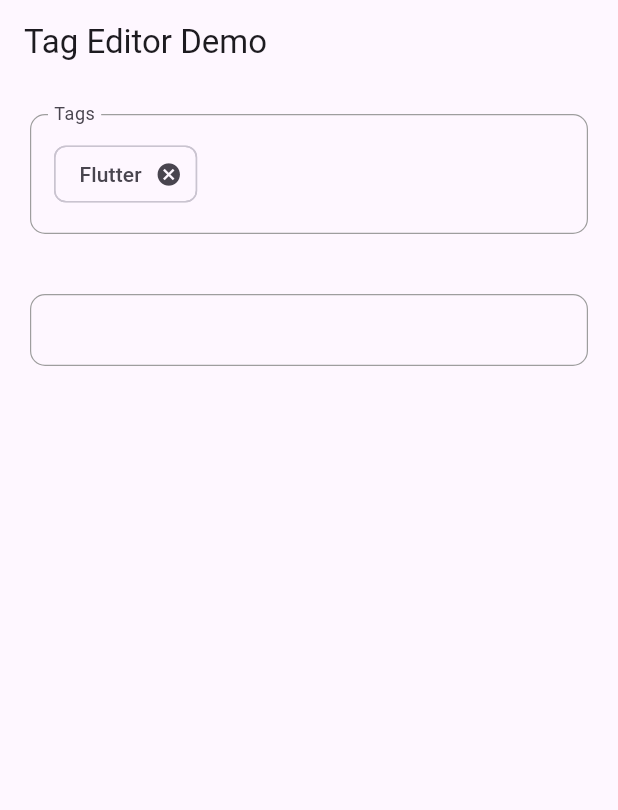
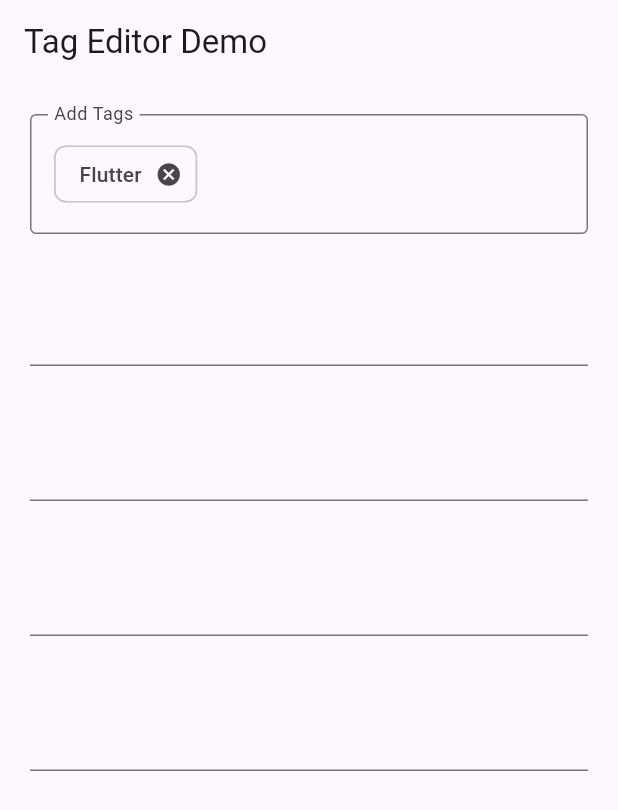
Before and after one commit to muneebahmad0600/autocomplete_tag_editor, a Flutter app: the screen it shows after launch, on a phone screen of 412 x 824 dp. Shown: the top 810 px of the screen. Run offline on Flutter 3.47's test engine with Material 3 defaults, Android fonts, the phone set to English and light mode, and no system bars.

Commit message:
UI customization options added.

```diff
--- a/example/lib/main.dart
+++ b/example/lib/main.dart
@@ -46,41 +46,77 @@ class MyApp extends StatelessWidget {
             child: Column(
               children: [
                 // String example
-                AutoCompleteTagEditor<String?>(
+                AutoCompleteTagEditor<String>(
                   suggestions: ['Flutter', 'Dart', 'Firebase'],
+                  value: const ['Flutter'],
+                  displayValueBuilder: (option) => option,
+                  allowCustomTags: true,
+                  onTagsChanged: (tags) => debugPrint('Selected tags: $tags'),
                   inputDecoration: InputDecoration(
-                    border: kInputBorder,
-                    focusedBorder: kFocusedBorder,
-                    enabledBorder: kEnabledBorder,
-                    labelStyle: TextStyle(fontSize: 16.0),
-                    hintStyle: TextStyle(fontSize: 10.0),
-                    label: Text('Tags'),
+                    labelText: 'Add Tags',
+                    border: OutlineInputBorder(),
                   ),
-                  value: ['Flutter'],
-                  displayValueBuilder: (option) => option ?? '',
-                  allowCustomTags: true,
-                  onCreateCustomTag: (input) => input,
-                  onTagsChanged: (value) => print('Custom tag: $value'),
                 ),
                 const SizedBox(height: 40),
 
                 // Custom type example
-                // AutoCompleteTagEditor<TagData?>(
-                //   tags: [TagData('1', 'Mobile'), TagData('2', 'Web')],
-                //   initialData: [],
-                //   displayStringForOption: (option) => option?.name ?? '',
-                //   onCreateCustomTag: (input) => TagData(Uuid().v4(), input),
-                //   allowCustomTags: true,
-                // ),
-                TextField(
-                  decoration: InputDecoration(
-                    border: kInputBorder,
-                    focusedBorder: kFocusedBorder,
-                    enabledBorder: kEnabledBorder,
-                    labelStyle: TextStyle(fontSize: 16.0),
-                    hintStyle: TextStyle(fontSize: 10.0),
-                    isDense: true,
-                  ),
+                AutoCompleteTagEditor<TagData>(
+                  suggestions: [TagData('1', 'Mobile'), TagData('2', 'Web')],
+                  value: const [],
+                  displayValueBuilder: (option) => option.name,
+                  allowCustomTags: true,
+                  onCreateCustomTag: (input) => TagData(Uuid().v4(), input),
+                ),
+                const SizedBox(height: 40),
+
+                // Custom Tag Design
+                AutoCompleteTagEditor<String>(
+                  tagBuilder:
+                      (context, tag, onDeleted) => Container(
+                        padding: const EdgeInsets.symmetric(
+                          horizontal: 8,
+                          vertical: 4,
+                        ),
+                        decoration: BoxDecoration(
+                          color: Colors.blue[100],
+                          borderRadius: BorderRadius.circular(16),
+                        ),
+                        child: Row(
+                          mainAxisSize: MainAxisSize.min,
+                          children: [
+                            Text(tag),
+                            IconButton(
+                              icon: const Icon(Icons.close, size: 16),
+                              onPressed: onDeleted,
+                            ),
+                          ],
+                        ),
+                      ),
+                ),
+                const SizedBox(height: 40),
+
+                // Custom Suggestion Design
+                AutoCompleteTagEditor<String>(
+                  suggestionItemBuilder:
+                      (context, suggestion, onSelected) => Card(
+                        child: ListTile(
+                          leading: const Icon(Icons.tag),
+                          title: Text(suggestion),
+                          trailing: const Icon(Icons.add_circle),
+                          onTap: onSelected,
+                        ),
+                      ),
+                ),
+                const SizedBox(height: 40),
+
+                // Custom Filter Logic
+                AutoCompleteTagEditor<String>(
+                  suggestionFilter: (suggestion, query) {
+                    // Implement custom filtering logic
+                    return suggestion.toLowerCase().startsWith(
+                      query.toLowerCase(),
+                    );
+                  },
                 ),
               ],
             ),
--- a/lib/autocomplete_tag_editor.dart
+++ b/lib/autocomplete_tag_editor.dart
@@ -1,68 +1,132 @@
+// Copyright 2023 https://github.com/muneebahmad0600. All rights reserved.
+// Use of this source code is governed by a MIT-style license that can be
+// found in the LICENSE file.
+
 import 'package:flutter/material.dart';
 
-/// Signature for building display strings from generic type [T]
+/// A comprehensive tag input widget with autocomplete suggestions and custom tag creation capabilities.
+///
+/// Features:
+/// - Supports both String and custom object types for tags
+/// - Automatic suggestions filtering as users type
+/// - Customizable tag chips and suggestion items
+/// - Dynamic overlay positioning
+/// - Custom tag creation with validation
+/// - Responsive layout with tag wrapping
+///
+/// Usage:
+/// - For String tags: Provide [suggestions] and set [allowCustomTags] as needed
+/// - For custom types: Implement [displayValueBuilder] and [onCreateCustomTag]
+/// - Customize appearance using [tagBuilder] and [suggestionItemBuilder]
+
+// region: Type Definitions
+/// Converts a [T] instance to its display string representation
 typedef DisplayValueBuilder<T> = String Function(T option);
 
-/// Signature for creating custom tags of type [T] from string input
+/// Creates a [T] instance from raw string input for custom tags
 typedef CreateCustomTag<T> = T Function(String input);
 
+/// Builds custom tag chip widgets
+typedef TagBuilder<T> =
+    Widget Function(BuildContext context, T tag, VoidCallback onDeleted);
+
+/// Builds custom suggestion list items
+typedef SuggestionItemBuilder<T> =
+    Widget Function(
+      BuildContext context,
+      T suggestion,
+      VoidCallback onSelected,
+    );
+
+/// Custom filter function for suggestions
+typedef SuggestionFilter<T> = bool Function(T suggestion, String query);
+// endregion
+
+// region: Main Widget
+/// A versatile tag input widget with autocomplete capabilities
 class AutoCompleteTagEditor<T> extends StatefulWidget {
-  /// List of available suggestions for autocomplete
+  /// Available suggestions for autocompletion
   final List<T> suggestions;
 
-  /// Initially selected tags
+  /// Initially selected tags when widget is first rendered
   final List<T> value;
 
-  /// Decoration for the input field
+  /// Decoration for the underlying input field
   final InputDecoration inputDecoration;
 
-  /// Called when the list of selected tags changes
+  /// Callback when the selected tags list changes
   final ValueChanged<List<T>>? onTagsChanged;
 
-  /// Converts [T] item to display string
-  final DisplayValueBuilder<T> displayValueBuilder;
+  /// Converts [T] to display string (required for non-String types)
+  final DisplayValueBuilder<T>? displayValueBuilder;
 
-  /// Whether to allow creating tags not in suggestions
+  /// Enables creation of tags not present in [suggestions]
   final bool allowCustomTags;
 
-  /// Creates [T] from custom string input. Required when [T] is not String
-  /// and [allowCustomTags] is true
+  /// Creates [T] from raw string input (required for non-String custom tags)
   final CreateCustomTag<T>? onCreateCustomTag;
+
+  /// Custom builder for tag chips
+  final TagBuilder<T>? tagBuilder;
+
+  /// Custom builder for suggestion list items
+  final SuggestionItemBuilder<T>? suggestionItemBuilder;
+
+  /// Custom filter logic for suggestions
+  final SuggestionFilter<T>? suggestionFilter;
 
   const AutoCompleteTagEditor({
     super.key,
-    required this.suggestions,
-    required this.value,
-    required this.displayValueBuilder,
+    this.suggestions = const [],
+    this.value = const [],
+    this.displayValueBuilder,
     this.inputDecoration = const InputDecoration(),
     this.allowCustomTags = false,
     this.onTagsChanged,
     this.onCreateCustomTag,
+    this.tagBuilder,
+    this.suggestionItemBuilder,
+    this.suggestionFilter,
   }) : assert(
          !allowCustomTags || T == String || onCreateCustomTag != null,
          'When using custom types with allowCustomTags=true, '
          'you must provide the onCreateCustomTag callback',
        ),
        assert(
-         T == String || onCreateCustomTag == null || allowCustomTags,
-         'onCreateCustomTag should only be provided when allowCustomTags=true',
+         T == String || displayValueBuilder != null,
+         'displayValueBuilder must be provided for non-String types',
        );
 
   @override
   AutoCompleteTagEditorState<T> createState() =>
       AutoCompleteTagEditorState<T>();
 }
+// endregion
 
+// region: Widget State
 class AutoCompleteTagEditorState<T> extends State<AutoCompleteTagEditor<T>> {
-  // Add a key for tracking the composited target
+  /// Key for tracking the widget's position in the layout
   final GlobalKey _compositedKey = GlobalKey();
+
+  /// Controller for the text input field
   final TextEditingController _controller = TextEditingController();
+
+  /// Focus node for managing input focus state
   final FocusNode _focusNode = FocusNode();
+
+  /// Layer link for connecting the widget to the overlay
   final LayerLink _layerLink = LayerLink();
+
+  /// List of currently selected tags
   final List<T> _selectedTags = [];
+
+  /// Duration for overlay animations
   final Duration _animationDuration = const Duration(milliseconds: 200);
 
+  /// Overlay entry for the suggestions list
   OverlayEntry? _overlayEntry;
+
+  /// Current text input value
   String _currentInput = '';
 
   @override
@@ -91,7 +155,7 @@ class AutoCompleteTagEditorState<T> extends State<AutoCompleteTagEditor<T>> {
     }
   }
 
-  /// Handles focus changes and overlay visibility
+  /// Handles focus changes to show/hide suggestions overlay
   void _handleFocusChange() {
     if (_focusNode.hasFocus) {
       _showOverlay();
@@ -102,23 +166,22 @@ class AutoCompleteTagEditorState<T> extends State<AutoCompleteTagEditor<T>> {
     if (mounted) setState(() {});
   }
 
-  /// Shows suggestions overlay
+  /// Displays the suggestions overlay
   void _showOverlay() {
     _overlayEntry = _createOverlayEntry();
     Overlay.of(context).insert(_overlayEntry!);
   }
 
-  /// Hides suggestions overlay
+  /// Hides the suggestions overlay
   void _hideOverlay() {
     _overlayEntry?.remove();
     _overlayEntry = null;
   }
 
-  /// Creates overlay entry for suggestions list
+  /// Creates the overlay entry with dynamic positioning
   OverlayEntry _createOverlayEntry() {
     return OverlayEntry(
       builder: (context) {
-        // Get current render box position
         final renderBox =
             _compositedKey.currentContext?.findRenderObject() as RenderBox?;
         if (renderBox == null) return Container();
@@ -128,7 +191,7 @@ class AutoCompleteTagEditorState<T> extends State<AutoCompleteTagEditor<T>> {
 
         return Positioned(
           left: offset.dx,
-          top: offset.dy + size.height + 4, // 4px margin
+          top: offset.dy + size.height + 4,
           width: size.width,
           child: _buildSuggestions(),
         );
@@ -136,7 +199,7 @@ class AutoCompleteTagEditorState<T> extends State<AutoCompleteTagEditor<T>> {
     );
   }
 
-  /// Builds suggestions list widget
+  /// Builds the suggestions list widget
   Widget _buildSuggestions() {
     final suggestions = _getFilteredSuggestions();
 
@@ -152,12 +215,12 @@ class AutoCompleteTagEditorState<T> extends State<AutoCompleteTagEditor<T>> {
     );
   }
 
-  /// Determines if we should show the empty state prompting for new tag creation
+  /// Determines if empty state should be shown
   bool _shouldShowEmptyState(List<T> suggestions) {
     return _controller.text.isNotEmpty && suggestions.isEmpty;
   }
 
-  /// Builds empty state widget when no suggestions match
+  /// Builds the empty state widget
   Widget _buildEmptyState() {
     return Padding(
       padding: const EdgeInsets.all(8),
@@ -165,7 +228,7 @@ class AutoCompleteTagEditorState<T> extends State<AutoCompleteTagEditor<T>> {
     );
   }
 
-  /// Builds list of suggestion tiles
+  /// Builds the list of suggestion items
   Widget _buildSuggestionList(List<T> suggestions) {
     return ListView(
       padding: EdgeInsets.zero,
@@ -174,25 +237,40 @@ class AutoCompleteTagEditorState<T> extends State<AutoCompleteTagEditor<T>> {
     );
   }
 
-  /// Builds individual suggestion list tile
+  /// Builds individual suggestion list items
   Widget _buildSuggestionTile(T option) {
-    return ListTile(
+    return widget.suggestionItemBuilder?.call(
+          context,
+          option,
+          () => _addTag(option),
+        ) ??
+        ListTile(
           dense: true,
-      title: Text(widget.displayValueBuilder(option)),
+          title: Text(
+            widget.displayValueBuilder?.call(option) ?? option.toString(),
+          ),
           onTap: () => _addTag(option),
         );
   }
 
-  /// Filters suggestions based on current input and selected tags
+  /// Filters suggestions based on current input and selection
   List<T> _getFilteredSuggestions() {
     return widget.suggestions.where((tag) {
-      final tagText = widget.displayValueBuilder(tag).toLowerCase();
-      return !_selectedTags.contains(tag) &&
-          tagText.contains(_currentInput.toLowerCase());
+      if (_selectedTags.contains(tag)) return false;
+
+      return widget.suggestionFilter?.call(tag, _currentInput) ??
+          _defaultFilter(tag);
     }).toList();
   }
 
-  /// Adds tag to selection and updates state
+  /// Default filter using display values
+  bool _defaultFilter(T tag) {
+    final displayValue =
+        widget.displayValueBuilder?.call(tag) ?? tag.toString();
+    return displayValue.toLowerCase().contains(_currentInput.toLowerCase());
+  }
+
+  /// Adds a tag to the selection
   void _addTag(T tag) {
     setState(() {
       _selectedTags.add(tag);
@@ -202,11 +280,11 @@ class AutoCompleteTagEditorState<T> extends State<AutoCompleteTagEditor<T>> {
     _notifyTagsChanged();
     _focusNode.requestFocus();
     WidgetsBinding.instance.addPostFrameCallback((_) {
-      _overlayEntry?.markNeedsBuild(); // Force overlay reposition
+      _overlayEntry?.markNeedsBuild();
     });
   }
 
-  /// Handles text input changes and automatic tag creation
+  /// Handles text input changes
   void _handleTextInput(String text) {
     setState(() => _currentInput = text);
     _overlayEntry?.markNeedsBuild();
@@ -216,7 +294,7 @@ class AutoCompleteTagEditorState<T> extends State<AutoCompleteTagEditor<T>> {
     }
   }
 
-  /// Attempts to create tag from current input
+  /// Processes tag creation from text input
   void _handleTagCreation(String text) {
     if (text.isEmpty) return;
 
@@ -234,15 +312,17 @@ class AutoCompleteTagEditorState<T> extends State<AutoCompleteTagEditor<T>> {
   /// Finds existing tag matching input text
   T? _findExistingTag(String text) {
     try {
-      return widget.suggestions.firstWhere(
-        (tag) => widget.displayValueBuilder(tag) == text,
-      );
+      return widget.suggestions.firstWhere((tag) {
+        final displayValue =
+            widget.displayValueBuilder?.call(tag) ?? tag.toString();
+        return displayValue == text;
+      });
     } on StateError {
       return null;
     }
   }
 
-  /// Handles custom tag creation logic
+  /// Creates custom tag from input text
   void _createCustomTag(String text) {
     final tag =
         widget.onCreateCustomTag != null
@@ -252,7 +332,7 @@ class AutoCompleteTagEditorState<T> extends State<AutoCompleteTagEditor<T>> {
     _addTag(tag);
   }
 
-  /// Notifies parent of tag changes
+  /// Notifies parent widget about tag changes
   void _notifyTagsChanged() {
     widget.onTagsChanged?.call(List<T>.from(_selectedTags));
   }
@@ -280,31 +360,32 @@ class AutoCompleteTagEditorState<T> extends State<AutoCompleteTagEditor<T>> {
     );
   }
 
-  /// Handles tap gesture for focus management
+  /// Handles tap events to focus the input
   void _handleTap() {
     if (!_focusNode.hasFocus) {
       _focusNode.requestFocus();
     }
   }
 
-  /// Builds individual tag chip
+  /// Builds individual tag chips
   Widget _buildChip(T tag) {
-    return Chip(
-      label: Text(widget.displayValueBuilder(tag)),
+    return widget.tagBuilder?.call(context, tag, () => _removeTag(tag)) ??
+        Chip(
+          label: Text(widget.displayValueBuilder!(tag)),
           onDeleted: () => _removeTag(tag),
         );
   }
 
-  /// Removes tag from selection
+  /// Removes a tag from selection
   void _removeTag(T tag) {
     setState(() => _selectedTags.remove(tag));
     _notifyTagsChanged();
     WidgetsBinding.instance.addPostFrameCallback((_) {
-      _overlayEntry?.markNeedsBuild(); // Force overlay reposition
+      _overlayEntry?.markNeedsBuild();
     });
   }
 
-  /// Builds input field with visibility management
+  /// Builds the input field widget
   Widget _buildInputField() {
     return Visibility(
       maintainState: true,
@@ -313,14 +394,15 @@ class AutoCompleteTagEditorState<T> extends State<AutoCompleteTagEditor<T>> {
       visible: _focusNode.hasFocus,
       child: AnimatedSize(
         duration: _animationDuration,
+        child: Padding(
+          padding: const EdgeInsets.all(8.0),
           child: ConstrainedBox(
             constraints: const BoxConstraints(
-            minWidth: 70,
-            maxWidth: 150,
-            minHeight: 30,
+              minWidth: 50,
+              maxWidth: 120,
+              minHeight: 25,
+              maxHeight: 40,
             ),
-          child: Padding(
-            padding: const EdgeInsets.all(8.0),
             child: EditableText(
               controller: _controller,
               focusNode: _focusNode,
@@ -342,3 +424,4 @@ class AutoCompleteTagEditorState<T> extends State<AutoCompleteTagEditor<T>> {
     );
   }
 }
+// endregion
```
Also changed, not shown: 1 other file. Lines whose indentation alone changed are shown as unchanged.
